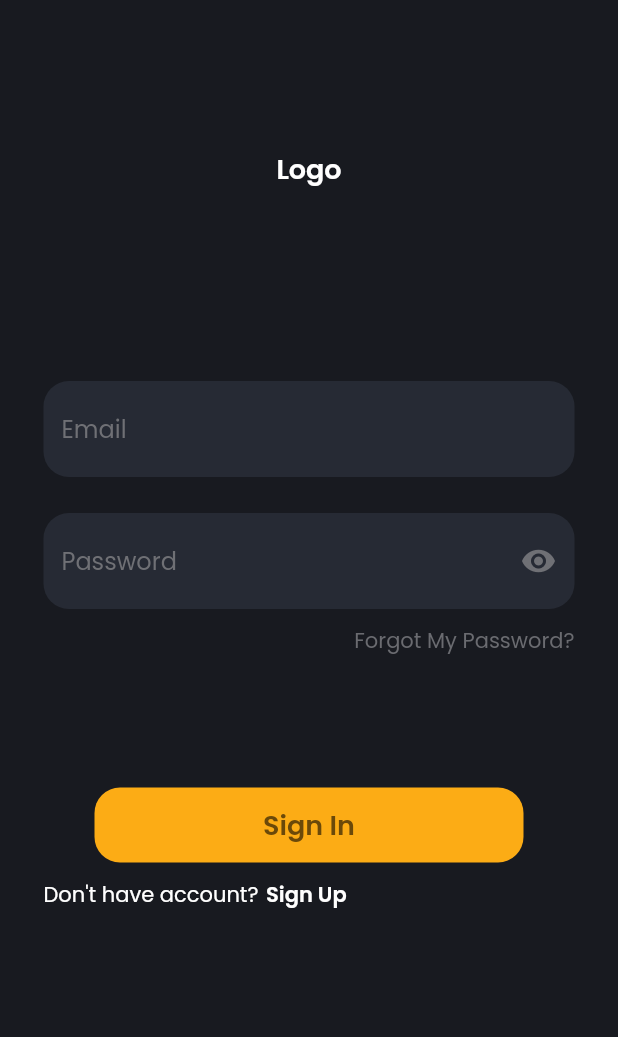
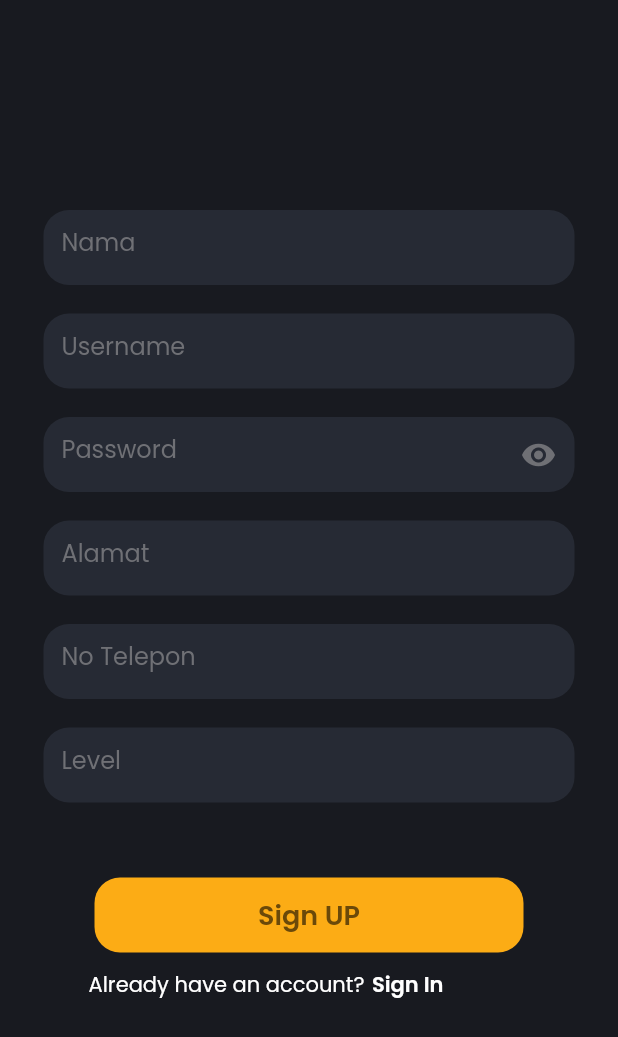
Before and after one commit to gtxyudha/smart_tourism, a Flutter app: the screen it shows after launch, on a phone screen of 412 x 824 dp. Shown: the top 1037 px of the screen. Run offline on Flutter 3.47's test engine with Material 2 defaults, Android fonts, the phone set to English and light mode, and no system bars; our stand-ins replace google_fonts.

Commit message:
commit 2

```diff
--- a/lib/main.dart
+++ b/lib/main.dart
@@ -1,5 +1,5 @@
 import 'package:flutter/material.dart';
-import 'package:smart_tourism/pages/login.dart';
+import 'package:smart_tourism/pages/signup.dart';
 
 void main() => runApp(SmartTourism());
 
@@ -8,7 +8,7 @@ class SmartTourism extends StatelessWidget {
   Widget build(BuildContext context) {
     return MaterialApp(
       debugShowCheckedModeBanner: false,
-      home: Login(),
+      home: Signup(),
     );
   }
 }
--- a/lib/pages/login.dart
+++ b/lib/pages/login.dart
@@ -93,8 +93,9 @@ class Login extends StatelessWidget {
                 ),
               ),
             ),
-            SizedBox(height: 11),
-            Row(
+            Padding(
+              padding: const EdgeInsets.only(top: 11, left: 50, right: 50),
+              child: Row(
                 children: [
                   Text(
                     "Don't have account?",
@@ -110,6 +111,7 @@ class Login extends StatelessWidget {
                   )
                 ],
               ),
+            ),
           ],
         ),
       ),
--- /dev/null
+++ b/lib/pages/signup.dart
@@ -0,0 +1,174 @@
+import 'package:flutter/material.dart';
+import 'package:google_fonts/google_fonts.dart';
+
+class Signup extends StatelessWidget {
+  @override
+  Widget build(BuildContext context) {
+    return Scaffold(
+      backgroundColor: Color(0xff181A20),
+      resizeToAvoidBottomInset: false,
+      body: Padding(
+        padding: const EdgeInsets.only(top: 90, left: 29, right: 29),
+        child: Column(
+          children: [
+            SizedBox(height: 50),
+            Container(
+              height: 50,
+              child: TextFormField(
+                style: GoogleFonts.poppins(
+                  color: Colors.white,
+                ),
+                decoration: InputDecoration(
+                    fillColor: Color(0xff262A34),
+                    filled: true,
+                    border: OutlineInputBorder(
+                      borderRadius: BorderRadius.circular(17),
+                      borderSide: BorderSide.none,
+                    ),
+                    hintText: 'Nama',
+                    hintStyle: GoogleFonts.poppins(color: Color(0xff6F7075))),
+              ),
+            ),
+            SizedBox(height: 19),
+            Container(
+              height: 50,
+              child: TextFormField(
+                style: GoogleFonts.poppins(
+                  color: Colors.white,
+                ),
+                decoration: InputDecoration(
+                    fillColor: Color(0xff262A34),
+                    filled: true,
+                    border: OutlineInputBorder(
+                      borderRadius: BorderRadius.circular(17),
+                      borderSide: BorderSide.none,
+                    ),
+                    hintText: 'Username',
+                    hintStyle: GoogleFonts.poppins(color: Color(0xff6F7075))),
+              ),
+            ),
+            SizedBox(height: 19),
+            Container(
+              height: 50,
+              child: TextFormField(
+                style: GoogleFonts.poppins(
+                  color: Colors.white,
+                ),
+                decoration: InputDecoration(
+                  fillColor: Color(0xff262A34),
+                  filled: true,
+                  border: OutlineInputBorder(
+                    borderRadius: BorderRadius.circular(17),
+                    borderSide: BorderSide.none,
+                  ),
+                  hintText: 'Password',
+                  hintStyle: GoogleFonts.poppins(
+                    color: Color(0xff6F7075),
+                  ),
+                  suffixIcon: Icon(
+                    Icons.visibility,
+                    color: Color(0xff6F7075),
+                  ),
+                ),
+              ),
+            ),
+            SizedBox(height: 19),
+            Container(
+              height: 50,
+              child: TextFormField(
+                style: GoogleFonts.poppins(
+                  color: Colors.white,
+                ),
+                decoration: InputDecoration(
+                    fillColor: Color(0xff262A34),
+                    filled: true,
+                    border: OutlineInputBorder(
+                      borderRadius: BorderRadius.circular(17),
+                      borderSide: BorderSide.none,
+                    ),
+                    hintText: 'Alamat',
+                    hintStyle: GoogleFonts.poppins(color: Color(0xff6F7075))),
+              ),
+            ),
+            SizedBox(height: 19),
+            Container(
+              height: 50,
+              child: TextFormField(
+                style: GoogleFonts.poppins(
+                  color: Colors.white,
+                ),
+                decoration: InputDecoration(
+                    fillColor: Color(0xff262A34),
+                    filled: true,
+                    border: OutlineInputBorder(
+                      borderRadius: BorderRadius.circular(17),
+                      borderSide: BorderSide.none,
+                    ),
+                    hintText: 'No Telepon',
+                    hintStyle: GoogleFonts.poppins(color: Color(0xff6F7075))),
+              ),
+            ),
+            SizedBox(height: 19),
+            Container(
+              height: 50,
+              child: TextFormField(
+                style: GoogleFonts.poppins(
+                  color: Colors.white,
+                ),
+                decoration: InputDecoration(
+                    fillColor: Color(0xff262A34),
+                    filled: true,
+                    border: OutlineInputBorder(
+                      borderRadius: BorderRadius.circular(17),
+                      borderSide: BorderSide.none,
+                    ),
+                    hintText: 'Level',
+                    hintStyle: GoogleFonts.poppins(color: Color(0xff6F7075))),
+              ),
+            ),
+            SizedBox(height: 50),
+            Container(
+              width: 286,
+              height: 50,
+              child: TextButton(
+                style: TextButton.styleFrom(
+                    backgroundColor: Color(0xffFCAC15),
+                    shape: RoundedRectangleBorder(
+                      borderRadius: BorderRadius.circular(17),
+                    )),
+                onPressed: () {},
+                child: Text(
+                  'Sign UP',
+                  style: GoogleFonts.poppins(
+                    color: Color(0xff6B4909),
+                    fontSize: 18,
+                    fontWeight: FontWeight.w600,
+                  ),
+                ),
+              ),
+            ),
+            Padding(
+              padding: const EdgeInsets.only(top: 11, left: 30, right: 30),
+              child: Row(
+                children: [
+                  Text(
+                    "Already have an account?",
+                    style: GoogleFonts.poppins(
+                      color: Colors.white,
+                    ),
+                  ),
+                  SizedBox(width: 5),
+                  Text(
+                    'Sign In',
+                    style: GoogleFonts.poppins(
+                        color: Colors.white, fontWeight: FontWeight.w600),
+                  )
+                ],
+              ),
+            ),
+          ],
+        ),
+      ),
+    );
+  }
+}
```
Lines whose indentation alone changed are shown as unchanged.
